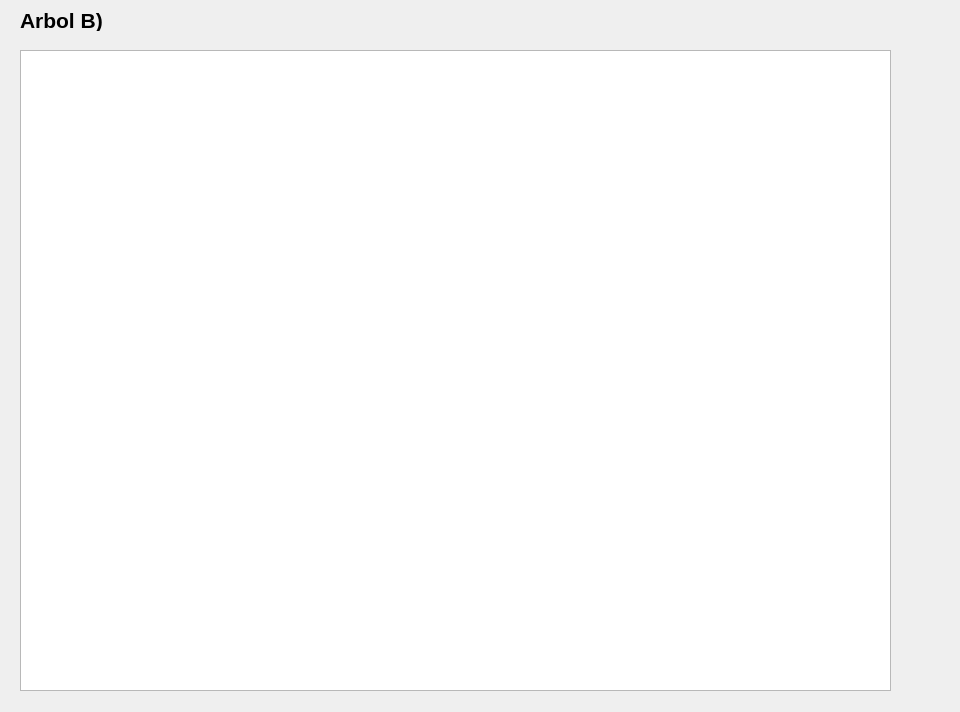
First picture: the form in verarbol.ui, repository ale-777/AvengersGame, before the edit.
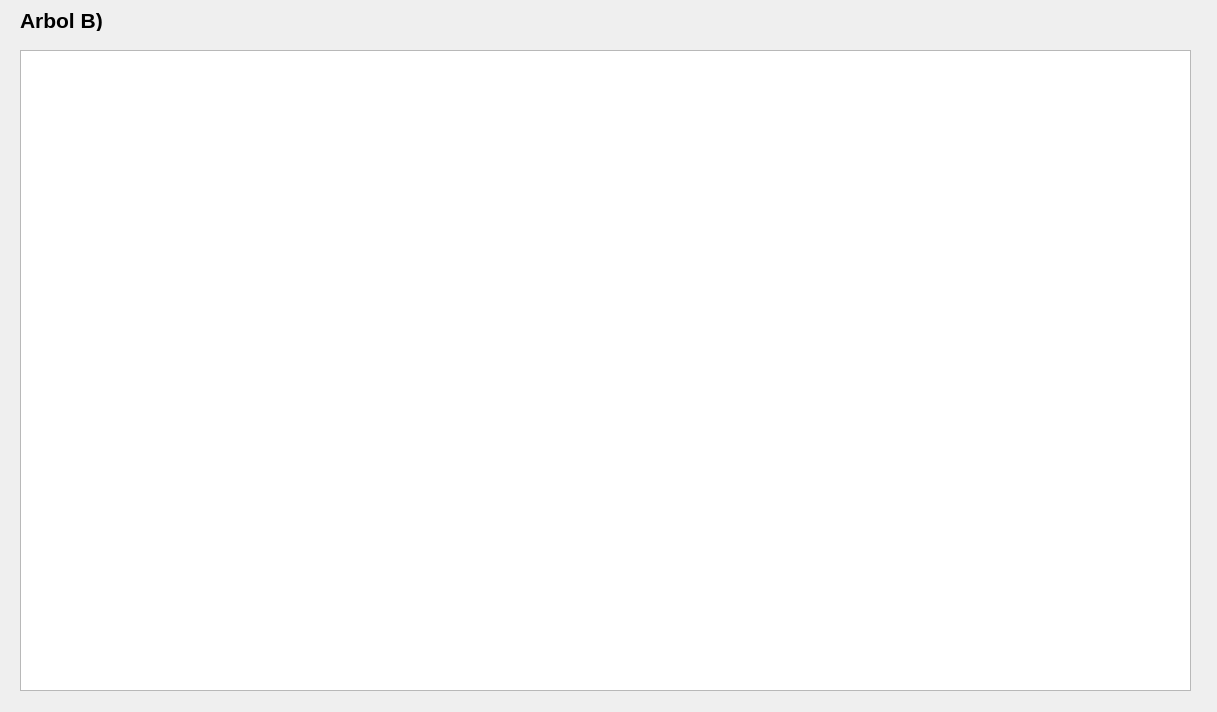
Second picture: the form after the edit.

```diff
--- a/verarbol.ui
+++ b/verarbol.ui
@@ -6,7 +6,7 @@
    <rect>
     <x>0</x>
     <y>0</y>
-    <width>960</width>
+    <width>1217</width>
     <height>712</height>
    </rect>
   </property>
@@ -38,7 +38,7 @@
     <rect>
      <x>20</x>
      <y>50</y>
-     <width>871</width>
+     <width>1171</width>
      <height>641</height>
     </rect>
    </property>
```
